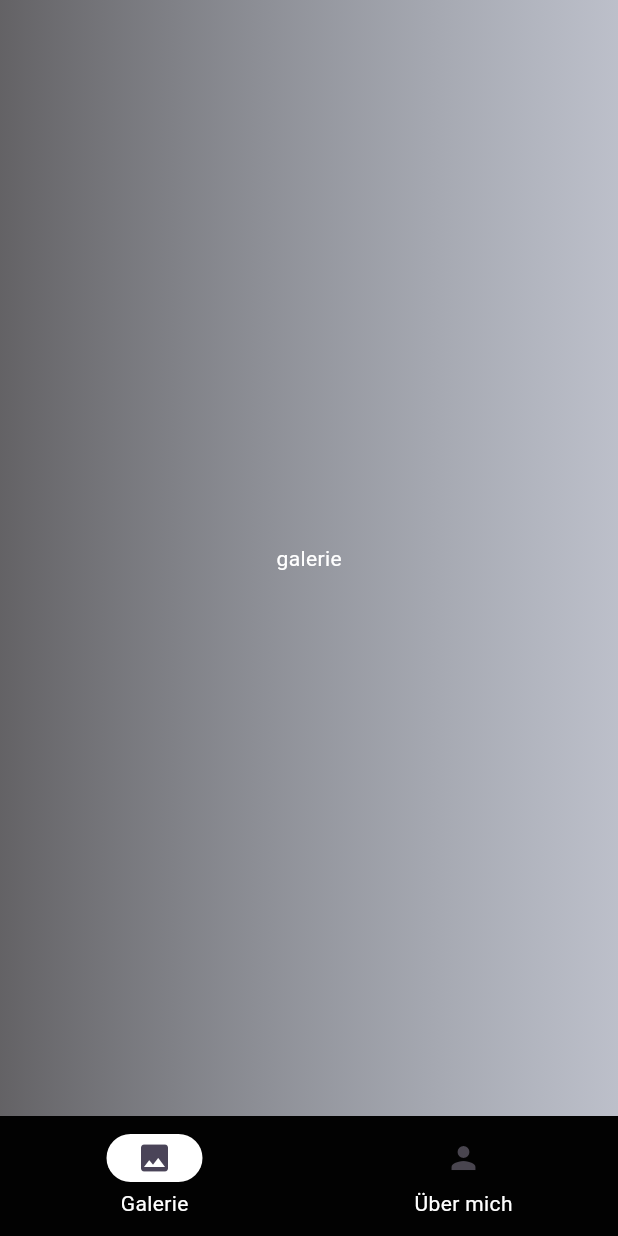
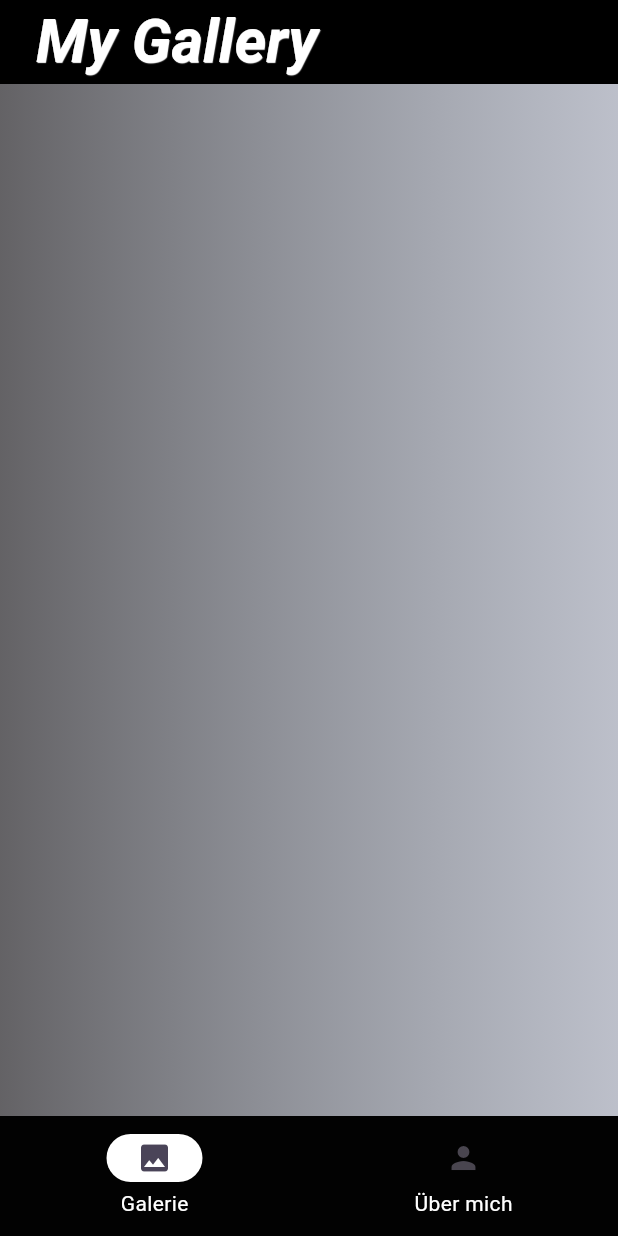
Before and after one commit to Beyz61/ps_13_bildergalerie, a Flutter app: the screen it shows after launch, on a phone screen of 412 x 824 dp. Run offline on Flutter 3.47's test engine with Material 3 defaults, Android fonts, the phone set to English and light mode, and no system bars.

Commit message:
Added AppBar

```diff
--- a/lib/gallery_widget.dart
+++ b/lib/gallery_widget.dart
@@ -1,15 +1,42 @@
 import 'package:flutter/material.dart';
 
 class GalleryWidget extends StatelessWidget {
-  const GalleryWidget({super.key});
+  const GalleryWidget({
+    super.key,
+  });
 
-  @override
+ @override
   Widget build(BuildContext context) {
-    return const Center(
-      child: Text(
-        "galerie",
-        style: TextStyle(
-          color: Colors.white,
+    return Scaffold(
+      appBar: AppBar(
+        backgroundColor: const Color.fromARGB(255, 0, 0, 0),
+          title: const Padding(
+            padding: EdgeInsets.all(8.0),
+            child: Text("My Gallery",
+                style: TextStyle(
+                    fontSize: 40,
+                    color: Color.fromARGB(255, 255, 255, 255),
+                    fontWeight: FontWeight.bold,
+                    fontStyle:  FontStyle.italic,
+                     shadows:  [
+                  Shadow(
+                    blurRadius: 0.1,
+                    color: Color.fromARGB(255, 255, 255, 255),
+                    offset: Offset(0.5, 0.5),
+                  ),
+                ],),
+
+          ),
+          ),
+      ),
+      body: Container(
+        decoration: const BoxDecoration(
+          gradient: LinearGradient(
+            colors: [
+              Color.fromARGB(180, 35, 36, 37),
+              Color.fromARGB(99, 85, 104, 118),
+            ],
+          ),
         ),
       ),
     );
```
